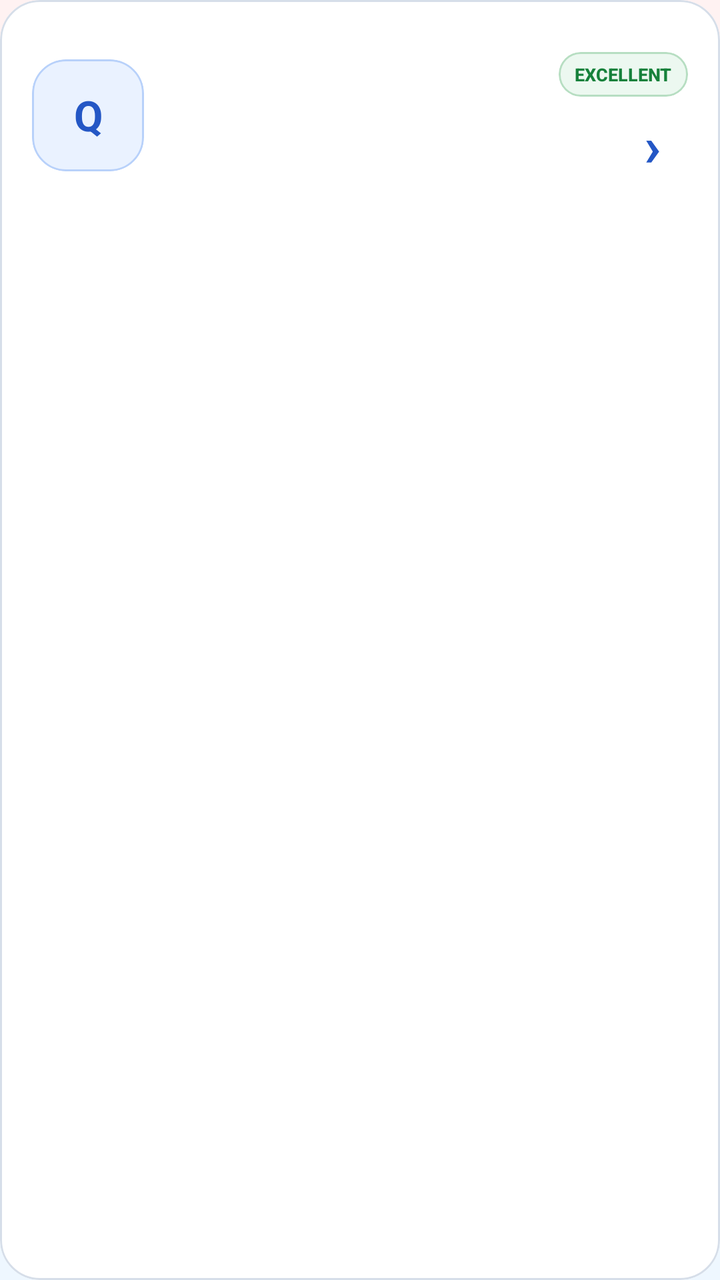
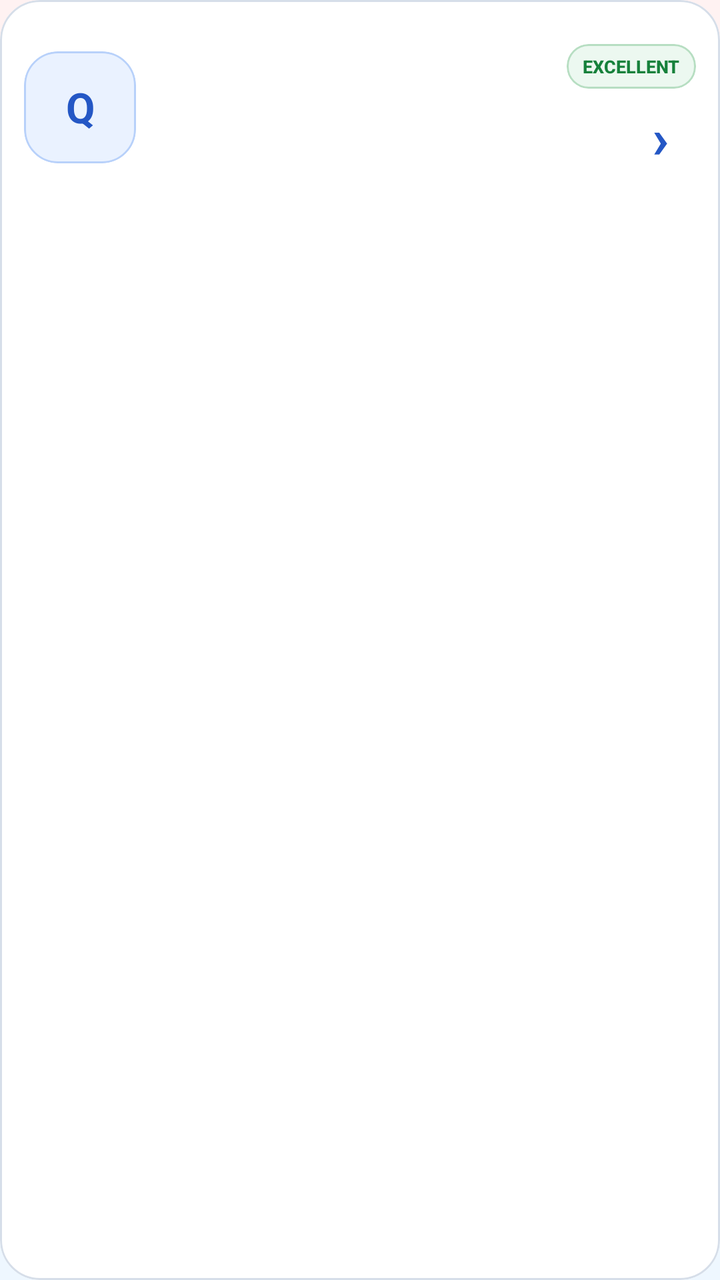

An Android layout rendered at two revisions. The XML below is the earlier revision; the diff shows what the commit changed to produce the second picture.
<!-- AndroidManifest.xml: application theme Theme.StudySaathi -->
<!-- res/layout/item_quiz_history.xml -->
<?xml version="1.0" encoding="utf-8"?>
<com.google.android.material.card.MaterialCardView xmlns:android="http://schemas.android.com/apk/res/android"
    xmlns:app="http://schemas.android.com/apk/res-auto"
    android:id="@+id/cardQuizHistory"
    android:layout_width="match_parent"
    android:layout_height="wrap_content"
    android:layout_marginBottom="12dp"
    android:clickable="true"
    android:focusable="true"
    android:foreground="?attr/selectableItemBackground"
    app:cardBackgroundColor="@color/ss_surface"
    app:cardCornerRadius="20dp"
    app:cardElevation="0dp"
    app:strokeColor="@color/ss_outline"
    app:strokeWidth="1dp">

    <LinearLayout
        android:layout_width="match_parent"
        android:layout_height="wrap_content"
        android:gravity="center_vertical"
        android:orientation="horizontal"
        android:padding="16dp">

        <com.google.android.material.card.MaterialCardView
            android:layout_width="56dp"
            android:layout_height="56dp"
            app:cardBackgroundColor="@color/ss_blue_soft"
            app:cardCornerRadius="17dp"
            app:cardElevation="0dp"
            app:strokeColor="@color/ss_blue_border"
            app:strokeWidth="1dp">

            <TextView
                android:layout_width="match_parent"
                android:layout_height="match_parent"
                android:fontFamily="sans-serif-rounded"
                android:gravity="center"
                android:text="Q"
                android:textColor="@color/ss_primary"
                android:textSize="21sp"
                android:textStyle="bold" />

        </com.google.android.material.card.MaterialCardView>

        <LinearLayout
            android:layout_width="0dp"
            android:layout_height="wrap_content"
            android:layout_marginStart="14dp"
            android:layout_weight="1"
            android:orientation="vertical">

            <TextView
                android:id="@+id/textQuizSubject"
                android:layout_width="match_parent"
                android:layout_height="wrap_content"
                android:fontFamily="sans-serif-rounded"
                android:textColor="@color/ss_text_primary"
                android:textSize="17sp"
                android:textStyle="bold" />

            <TextView
                android:id="@+id/textQuizChapter"
                android:layout_width="match_parent"
                android:layout_height="wrap_content"
                android:layout_marginTop="3dp"
                android:fontFamily="sans-serif-medium"
                android:textColor="@color/ss_text_secondary"
                android:textSize="13sp" />

            <TextView
                android:id="@+id/textQuizScore"
                android:layout_width="match_parent"
                android:layout_height="wrap_content"
                android:layout_marginTop="5dp"
                android:fontFamily="sans-serif-medium"
                android:textColor="@color/ss_primary"
                android:textSize="12sp" />

            <TextView
                android:id="@+id/textQuizDate"
                android:layout_width="match_parent"
                android:layout_height="wrap_content"
                android:layout_marginTop="4dp"
                android:fontFamily="sans-serif"
                android:textColor="@color/ss_text_muted"
                android:textSize="11sp" />

        </LinearLayout>

        <LinearLayout
            android:layout_width="wrap_content"
            android:layout_height="wrap_content"
            android:layout_marginStart="7dp"
            android:gravity="end"
            android:orientation="vertical">

            <com.google.android.material.card.MaterialCardView
                android:id="@+id/cardQuizGrade"
                android:layout_width="wrap_content"
                android:layout_height="wrap_content"
                app:cardBackgroundColor="@color/ss_green_soft"
                app:cardCornerRadius="11dp"
                app:cardElevation="0dp"
                app:strokeColor="@color/ss_green_border"
                app:strokeWidth="1dp">

                <TextView
                    android:id="@+id/textQuizGrade"
                    android:layout_width="wrap_content"
                    android:layout_height="wrap_content"
                    android:fontFamily="sans-serif-medium"
                    android:paddingStart="8dp"
                    android:paddingTop="5dp"
                    android:paddingEnd="8dp"
                    android:paddingBottom="5dp"
                    android:text="@string/quiz_grade_excellent"
                    android:textColor="@color/ss_success"
                    android:textSize="9sp"
                    android:textStyle="bold" />

            </com.google.android.material.card.MaterialCardView>

            <TextView
                android:id="@+id/textQuizArrow"
                android:layout_width="36dp"
                android:layout_height="36dp"
                android:layout_marginTop="5dp"
                android:fontFamily="sans-serif-rounded"
                android:gravity="center"
                android:text="›"
                android:textColor="@color/ss_primary"
                android:textSize="28sp"
                android:textStyle="bold" />

        </LinearLayout>

    </LinearLayout>

</com.google.android.material.card.MaterialCardView>
<!-- resources referenced by this layout -->
<resources>
  <color name="ss_blue_border">#B8D1FA</color>
  <color name="ss_blue_soft">#EAF2FF</color>
  <color name="ss_green_border">#B7DEC2</color>
  <color name="ss_green_soft">#ECF8F0</color>
  <color name="ss_outline">#D6DEE9</color>
  <color name="ss_primary">#2457C5</color>
  <color name="ss_success">#16813B</color>
  <color name="ss_surface">#FFFFFF</color>
  <color name="ss_text_muted">#7B8797</color>
  <color name="ss_text_primary">#182230</color>
  <color name="ss_text_secondary">#566273</color>
  <string name="quiz_grade_excellent">
          EXCELLENT
      </string>
  <style name="Theme.StudySaathi" parent="Theme.Material3.DayNight.NoActionBar">
  
          
          <item name="colorPrimary">@color/ss_primary</item>
          <item name="colorOnPrimary">@color/ss_on_primary</item>
          <item name="colorPrimaryContainer">@color/ss_blue_soft</item>
          <item name="colorOnPrimaryContainer">@color/ss_primary_dark</item>
  
          <item name="colorSecondary">@color/ss_secondary</item>
          <item name="colorOnSecondary">@color/ss_on_secondary</item>
          <item name="colorSecondaryContainer">@color/ss_teal_soft</item>
          <item name="colorOnSecondaryContainer">@color/ss_secondary</item>
  
          <item name="colorTertiary">@color/ss_tertiary</item>
          <item name="colorOnTertiary">@color/ss_on_tertiary</item>
          <item name="colorTertiaryContainer">@color/ss_yellow_soft</item>
          <item name="colorOnTertiaryContainer">@color/ss_tertiary</item>
  
          
          <item name="android:colorBackground">@color/ss_background</item>
          <item name="colorSurface">@color/ss_surface</item>
          <item name="colorSurfaceVariant">@color/ss_surface_soft</item>
          <item name="colorOnSurface">@color/ss_text_primary</item>
          <item name="colorOnSurfaceVariant">@color/ss_text_secondary</item>
  
          
          <item name="colorOutline">@color/ss_outline</item>
          <item name="colorError">@color/ss_error</item>
          <item name="colorOnError">@color/white</item>
          <item name="colorErrorContainer">@color/ss_red_soft</item>
          <item name="colorOnErrorContainer">@color/ss_error</item>
  
          
          <item name="android:windowBackground">@drawable/bg_app_soft_mix</item>
          <item name="android:statusBarColor">@color/ss_background</item>
          <item name="android:navigationBarColor">@color/ss_background</item>
  
          <item name="android:windowLightStatusBar">true</item>
          <item name="android:windowLightNavigationBar">true</item>
          <item name="android:forceDarkAllowed">false</item>
  
          <item name="android:windowNoTitle">true</item>
          <item name="windowActionModeOverlay">true</item>
  
          
          <item name="android:colorAccent">@color/ss_primary</item>
          <item name="colorControlActivated">@color/ss_primary</item>
          <item name="colorControlNormal">@color/ss_text_secondary</item>
  
      </style>
  <color name="ss_on_primary">#FFFFFF</color>
  <color name="ss_primary_dark">#173F99</color>
  <color name="ss_secondary">#087F8C</color>
  <color name="ss_on_secondary">#FFFFFF</color>
  <color name="ss_teal_soft">#EAF8F8</color>
  <color name="ss_tertiary">#8A5A00</color>
  <color name="ss_on_tertiary">#FFFFFF</color>
  <color name="ss_yellow_soft">#FFF8E8</color>
  <color name="ss_background">#F7F9FC</color>
  <color name="ss_surface_soft">#F0F4FA</color>
  <color name="ss_error">#BA1A1A</color>
  <color name="white">#FFFFFFFF</color>
  <color name="ss_red_soft">#FFF0F0</color>
  <!-- drawable bg_app_soft_mix (drawable) -->
  <?xml version="1.0" encoding="utf-8"?>
  <shape xmlns:android="http://schemas.android.com/apk/res/android"
      android:shape="rectangle">
  
      <gradient
          android:angle="270"
          android:centerColor="#F2FBF3"
          android:endColor="#EEF7FF"
          android:startColor="#FFF2F2"
          android:type="linear" />
  
  </shape>
</resources>

<!-- the commit's change to res/layout/item_quiz_history.xml (unified diff, before → after) -->
@@ -19,7 +19,7 @@
         android:layout_height="wrap_content"
         android:gravity="center_vertical"
         android:orientation="horizontal"
-        android:padding="16dp">
+        android:padding="12dp">
 
         <com.google.android.material.card.MaterialCardView
             android:layout_width="56dp"
